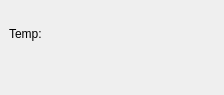
Above: kstars/tools/argsetccdtempindi.ui from KDE/kstars before the change. Below: the same form after it.
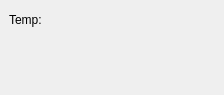
That is the form after the change. Custom widgets are drawn as their Qt base class.

Patch:
```diff
--- a/kstars/tools/argsetccdtempindi.ui
+++ b/kstars/tools/argsetccdtempindi.ui
@@ -56,8 +56,8 @@
        </property>
        <property name="sizeHint" >
         <size>
-         <width>39</width>
-         <height>50</height>
+         <width>142</width>
+         <height>21</height>
         </size>
        </property>
       </spacer>
```
